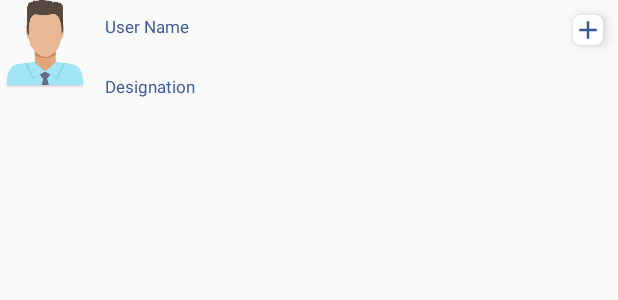
After one commit to LowSpeeddevelopers/Easy_Business_Card, an Android app: the layout chat_active_item.xml on its own in the app's theme, with its tools: preview values and no code run, on a phone screen of 412 x 824 dp. The commit adds this screen. Shown: the top 300 px of the screen. Run offline under Robolectric (Android 15) with nearby library versions, the phone set to English and light mode, and no system bars; Roboto replaces fonts that are not available here.

Commit message:
chat Active

```diff
--- /dev/null
+++ b/app/src/main/java/com/nexttech/easybusinesscard/ChatActiveFragment.java
@@ -0,0 +1,27 @@
+package com.nexttech.easybusinesscard;
+
+import android.content.Context;
+import android.net.Uri;
+import android.os.Bundle;
+
+import androidx.fragment.app.Fragment;
+
+import android.view.LayoutInflater;
+import android.view.View;
+import android.view.ViewGroup;
+
+
+
+public class ChatActiveFragment extends Fragment {
+
+    public ChatActiveFragment() {
+        // Required empty public constructor
+    }
+
+    @Override
+    public View onCreateView(LayoutInflater inflater, ViewGroup container,
+                             Bundle savedInstanceState) {
+        // Inflate the layout for this fragment
+        return inflater.inflate(R.layout.fragment_chat_active, container, false);
+    }
+}
--- /dev/null
+++ b/app/src/main/res/drawable/add.xml
@@ -0,0 +1,5 @@
+<vector android:height="24dp" android:tint="#3B5998"
+    android:viewportHeight="24.0" android:viewportWidth="24.0"
+    android:width="24dp" xmlns:android="http://schemas.android.com/apk/res/android">
+    <path android:fillColor="#FF000000" android:pathData="M19,13h-6v6h-2v-6H5v-2h6V5h2v6h6v2z"/>
+</vector>
--- /dev/null
+++ b/app/src/main/res/layout/chat_active_item.xml
@@ -0,0 +1,63 @@
+<?xml version="1.0" encoding="utf-8"?>
+<LinearLayout xmlns:android="http://schemas.android.com/apk/res/android"
+    android:layout_width="match_parent"
+    android:layout_height="match_parent"
+    xmlns:card_view="http://schemas.android.com/apk/res-auto"
+    android:orientation="horizontal">
+    <ImageView
+        android:layout_width="60dp"
+        android:layout_height="60dp"
+        android:src="@drawable/employee" />
+    <LinearLayout
+        android:layout_width="match_parent"
+        android:layout_height="wrap_content"
+        android:orientation="vertical">
+        <LinearLayout
+            android:layout_width="match_parent"
+            android:layout_height="wrap_content"
+            android:orientation="horizontal">
+
+            <TextView
+                android:layout_width="wrap_content"
+                android:layout_height="wrap_content"
+                android:layout_margin="10dp"
+                android:text="User Name"
+                android:textColor="@color/buttonColor"
+                android:textSize="11sp" />
+
+            <View
+                android:layout_width="0dp"
+                android:layout_height="0dp"
+                android:layout_weight="1" />
+
+           <androidx.cardview.widget.CardView
+               android:layout_width="20dp"
+               android:layout_height="20dp"
+               android:layout_margin="10dp"
+               card_view:cardElevation="5dp"
+               card_view:cardCornerRadius="5dp">
+               <ImageView
+                   android:layout_width="wrap_content"
+                   android:layout_height="wrap_content"
+                   android:src="@drawable/add"
+                   />
+
+           </androidx.cardview.widget.CardView>
+        </LinearLayout>
+        <LinearLayout
+            android:layout_width="wrap_content"
+            android:layout_height="wrap_content"
+            android:orientation="horizontal">
+            <TextView
+                android:layout_width="wrap_content"
+                android:layout_height="wrap_content"
+                android:layout_margin="10dp"
+                android:text="Designation"
+                android:textColor="@color/buttonColor"
+                android:textSize="11sp" />
+        </LinearLayout>
+
+
+        </LinearLayout>
+
+</LinearLayout>
--- /dev/null
+++ b/app/src/main/res/layout/fragment_chat_active.xml
@@ -0,0 +1,22 @@
+<?xml version="1.0" encoding="utf-8"?>
+<LinearLayout xmlns:android="http://schemas.android.com/apk/res/android"
+    xmlns:tools="http://schemas.android.com/tools"
+    android:layout_width="match_parent"
+    android:layout_height="match_parent"
+    xmlns:card_view="http://schemas.android.com/apk/res-auto"
+    tools:context=".ChatActiveFragment">
+    <androidx.cardview.widget.CardView
+        android:layout_width="match_parent"
+        android:layout_height="match_parent"
+        android:layout_margin="16dp"
+        card_view:cardElevation="5dp"
+        card_view:cardCornerRadius="5dp">
+        <androidx.recyclerview.widget.RecyclerView
+            android:layout_width="match_parent"
+            android:layout_height="match_parent">
+
+        </androidx.recyclerview.widget.RecyclerView>
+
+    </androidx.cardview.widget.CardView>
+
+</LinearLayout>
```
Also changed, not shown: app/src/main/java/com/nexttech/easybusinesscard/Job/Fragment/ChatListFragment.java (+2 -5 lines).
